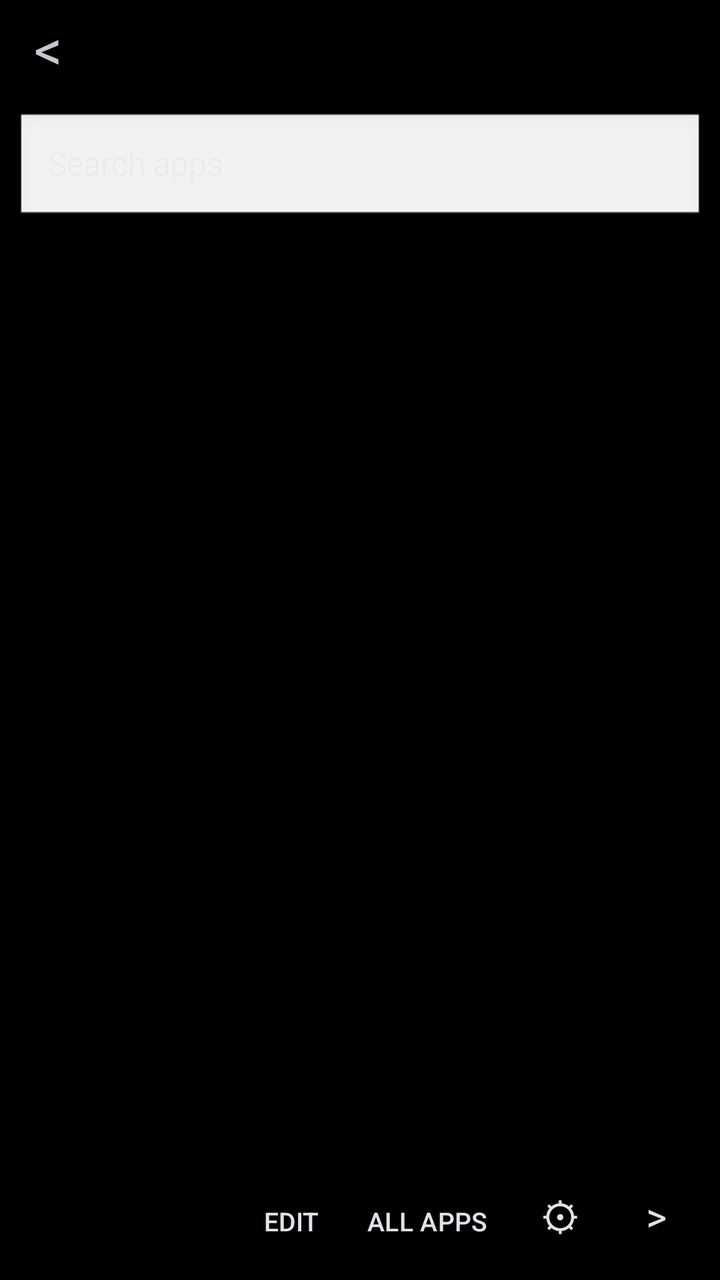
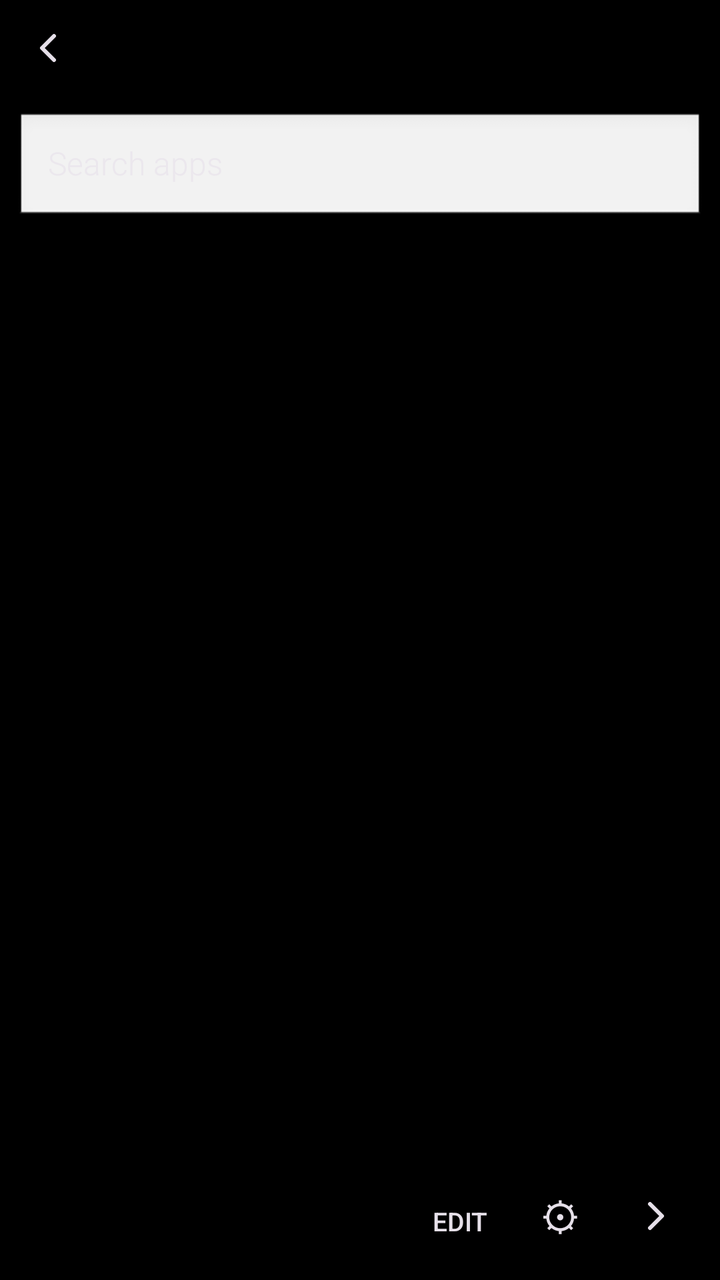

Screens rendered from an Android XML layout before and after an edit, with the pre-edit source and the edit as a unified diff.
<!-- AndroidManifest.xml: application theme Theme.Win10.Dark -->
<!-- res/layout/activity_main.xml -->
<?xml version="1.0" encoding="utf-8"?>
<FrameLayout xmlns:android="http://schemas.android.com/apk/res/android"
    android:id="@+id/root"
    android:layout_width="match_parent"
    android:layout_height="match_parent"
    android:clipChildren="true">

    
    <FrameLayout
        android:id="@+id/pager"
        android:layout_width="match_parent"
        android:layout_height="match_parent"
        android:clipChildren="false">

        <FrameLayout
            android:id="@+id/startPage"
            android:layout_width="match_parent"
            android:layout_height="match_parent"
            android:clipChildren="false">

            <androidx.recyclerview.widget.RecyclerView
                android:id="@+id/tileGrid"
                android:layout_width="match_parent"
                android:layout_height="match_parent"
                android:clipChildren="false"
                android:clipToPadding="false"
                android:paddingStart="8dp"
                android:paddingTop="8dp"
                android:paddingEnd="8dp"
                android:paddingBottom="72dp"
                android:scrollbars="vertical" />

            <TextView
                android:id="@+id/editBanner"
                android:layout_width="match_parent"
                android:layout_height="wrap_content"
                android:layout_gravity="top"
                android:fontFamily="sans-serif-light"
                android:paddingStart="16dp"
                android:paddingTop="10dp"
                android:paddingEnd="16dp"
                android:paddingBottom="8dp"
                android:text="Drag tiles to move. Tap a tile to resize or unpin."
                android:textSize="14sp"
                android:visibility="gone" />

            <LinearLayout
                android:id="@+id/dock"
                android:layout_width="wrap_content"
                android:layout_height="wrap_content"
                android:layout_gravity="bottom|end"
                android:orientation="horizontal"
                android:padding="8dp">

                <Button
                    android:id="@+id/editBtn"
                    style="?attr/borderlessButtonStyle"
                    android:layout_width="wrap_content"
                    android:layout_height="48dp"
                    android:minWidth="48dp"
                    android:text="EDIT"
                    android:textColor="?android:attr/textColorPrimary"
                    android:textSize="13sp" />

                <Button
                    android:id="@+id/allAppsBtn"
                    style="?attr/borderlessButtonStyle"
                    android:layout_width="wrap_content"
                    android:layout_height="48dp"
                    android:minWidth="48dp"
                    android:text="ALL APPS"
                    android:textColor="?android:attr/textColorPrimary"
                    android:textSize="13sp" />

                <Button
                    android:id="@+id/settingsBtn"
                    style="?attr/borderlessButtonStyle"
                    android:layout_width="48dp"
                    android:layout_height="48dp"
                    android:text="⚙"
                    android:textColor="?android:attr/textColorPrimary"
                    android:textSize="20sp" />

                <TextView
                    android:id="@+id/startArrow"
                    android:layout_width="48dp"
                    android:layout_height="48dp"
                    android:contentDescription="Open All Apps"
                    android:gravity="center"
                    android:text=">"
                    android:textColor="?android:attr/textColorPrimary"
                    android:textSize="20sp" />
            </LinearLayout>
        </FrameLayout>

        <include
            android:id="@+id/allAppsPage"
            layout="@layout/activity_all_apps"
            android:layout_width="match_parent"
            android:layout_height="match_parent" />
    </FrameLayout>
</FrameLayout>
<!-- res/layout/activity_all_apps.xml (included above) -->
<?xml version="1.0" encoding="utf-8"?>
<LinearLayout xmlns:android="http://schemas.android.com/apk/res/android"
    android:id="@+id/root"
    android:layout_width="match_parent"
    android:layout_height="match_parent"
    android:orientation="vertical">

    <LinearLayout
        android:layout_width="match_parent"
        android:layout_height="wrap_content"
        android:orientation="horizontal">

        <TextView
            android:id="@+id/backArrow"
            android:layout_width="48dp"
            android:layout_height="48dp"
            android:contentDescription="Back to Start"
            android:gravity="center"
            android:text="&lt;"
            android:textSize="28sp" />

        <TextView
            android:id="@+id/titleBar"
            android:layout_width="0dp"
            android:layout_height="wrap_content"
            android:layout_gravity="center_vertical"
            android:layout_marginTop="12dp"
            android:layout_weight="1"
            android:fontFamily="sans-serif-light"
            android:textSize="24sp" />
    </LinearLayout>

    <EditText
        android:id="@+id/searchBox"
        android:layout_width="match_parent"
        android:layout_height="56dp"
        android:layout_margin="8dp"
        android:background="@android:drawable/edit_text"
        android:fontFamily="sans-serif-light"
        android:hint="Search apps"
        android:imeOptions="actionSearch"
        android:inputType="text"
        android:paddingStart="16dp"
        android:paddingEnd="16dp"
        android:singleLine="true"
        android:textSize="16sp" />

    <androidx.recyclerview.widget.RecyclerView
        android:id="@+id/appsList"
        android:layout_width="match_parent"
        android:layout_height="0dp"
        android:layout_weight="1"
        android:clipChildren="false"
        android:clipToPadding="false"
        android:paddingStart="16dp"
        android:paddingBottom="16dp"
        android:scrollbars="vertical" />
</LinearLayout>
<!-- resources referenced by this layout -->
<resources>
  <style name="Theme.Win10.Dark" parent="Theme.Material3.Dark.NoActionBar">
          <item name="android:windowBackground">@color/wp_black</item>
          <item name="android:statusBarColor">@color/wp_black</item>
          <item name="android:navigationBarColor">@color/wp_black</item>
          <item name="android:windowDrawsSystemBarBackgrounds">true</item>
          <item name="android:windowLightStatusBar">false</item>
          <item name="android:windowLightNavigationBar">false</item>
          <item name="android:windowAnimationStyle">@style/Anim.Instant</item>
          <item name="android:windowDisablePreview">true</item>
      </style>
  <color name="wp_black">#FF000000</color>
  <style name="Anim.Instant" parent="@android:style/Animation">
          <item name="android:windowEnterAnimation">@anim/none</item>
          <item name="android:windowExitAnimation">@anim/none</item>
          <item name="android:activityOpenEnterAnimation">@anim/none</item>
          <item name="android:activityOpenExitAnimation">@anim/none</item>
          <item name="android:activityCloseEnterAnimation">@anim/none</item>
          <item name="android:activityCloseExitAnimation">@anim/none</item>
      </style>
</resources>

<!-- the commit's change to res/layout/activity_main.xml (unified diff, before → after) -->
@@ -63,16 +63,6 @@
                     android:textSize="13sp" />
 
                 <Button
-                    android:id="@+id/allAppsBtn"
-                    style="?attr/borderlessButtonStyle"
-                    android:layout_width="wrap_content"
-                    android:layout_height="48dp"
-                    android:minWidth="48dp"
-                    android:text="ALL APPS"
-                    android:textColor="?android:attr/textColorPrimary"
-                    android:textSize="13sp" />
-
-                <Button
                     android:id="@+id/settingsBtn"
                     style="?attr/borderlessButtonStyle"
                     android:layout_width="48dp"
@@ -81,15 +71,14 @@
                     android:textColor="?android:attr/textColorPrimary"
                     android:textSize="20sp" />
 
-                <TextView
+                <ImageView
                     android:id="@+id/startArrow"
                     android:layout_width="48dp"
                     android:layout_height="48dp"
                     android:contentDescription="Open All Apps"
-                    android:gravity="center"
-                    android:text=">"
-                    android:textColor="?android:attr/textColorPrimary"
-                    android:textSize="20sp" />
+                    android:scaleType="center"
+                    android:src="@drawable/ic_chevron_right"
+                    android:tint="?android:attr/textColorPrimary" />
             </LinearLayout>
         </FrameLayout>
 
@@ -113,14 +102,14 @@
         android:layout_height="wrap_content"
         android:orientation="horizontal">
 
-        <TextView
+        <ImageView
             android:id="@+id/backArrow"
             android:layout_width="48dp"
             android:layout_height="48dp"
             android:contentDescription="Back to Start"
-            android:gravity="center"
-            android:text="&lt;"
-            android:textSize="28sp" />
+            android:scaleType="center"
+            android:src="@drawable/ic_chevron_left"
+            android:tint="?android:attr/textColorPrimary" />
 
         <TextView
             android:id="@+id/titleBar"
<!-- resource entries referenced after the edit -->
@@ -1,5 +1,33 @@
 <!-- resources referenced by this layout -->
 <resources>
+  <!-- drawable ic_chevron_left (drawable) -->
+  <vector xmlns:android="http://schemas.android.com/apk/res/android"
+      android:width="24dp"
+      android:height="24dp"
+      android:viewportWidth="24"
+      android:viewportHeight="24">
+      <path
+          android:fillColor="#00000000"
+          android:pathData="M15,6 L9,12 L15,18"
+          android:strokeWidth="2"
+          android:strokeColor="#FFFFFF"
+          android:strokeLineCap="round"
+          android:strokeLineJoin="round" />
+  </vector>
+  <!-- drawable ic_chevron_right (drawable) -->
+  <vector xmlns:android="http://schemas.android.com/apk/res/android"
+      android:width="24dp"
+      android:height="24dp"
+      android:viewportWidth="24"
+      android:viewportHeight="24">
+      <path
+          android:fillColor="#00000000"
+          android:pathData="M9,6 L15,12 L9,18"
+          android:strokeWidth="2"
+          android:strokeColor="#FFFFFF"
+          android:strokeLineCap="round"
+          android:strokeLineJoin="round" />
+  </vector>
   <style name="Theme.Win10.Dark" parent="Theme.Material3.Dark.NoActionBar">
           <item name="android:windowBackground">@color/wp_black</item>
           <item name="android:statusBarColor">@color/wp_black</item>
